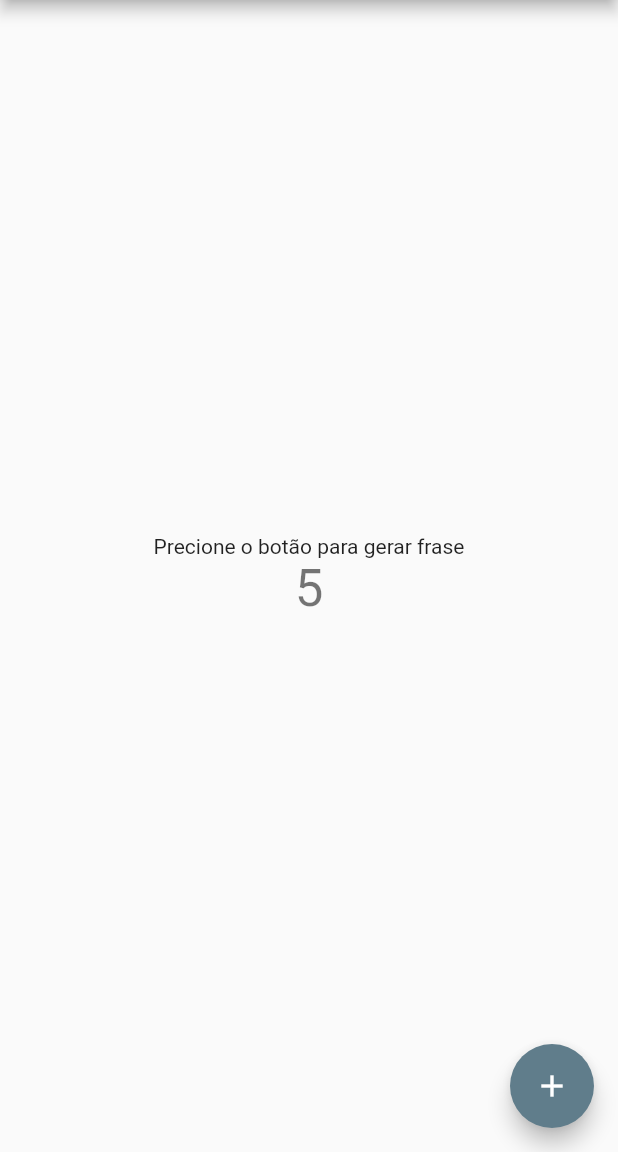
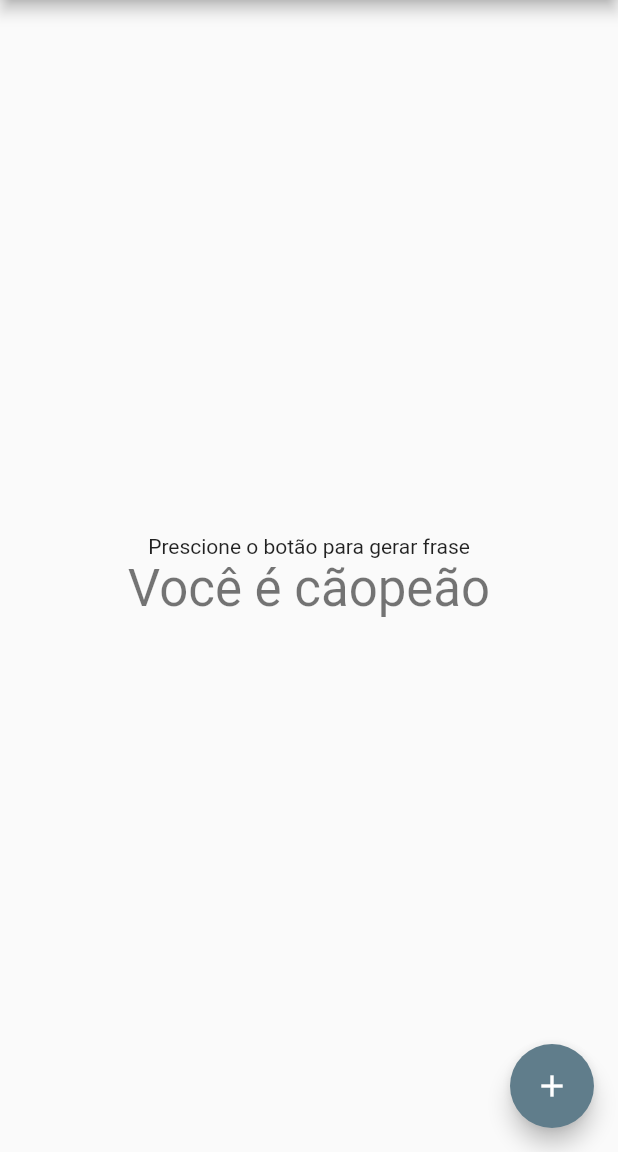
Before and after one commit to gabrielnetoc/primeiro_flutter, a Flutter app: the screen it shows after launch, after a tap on the "add" icon, on a phone screen of 412 x 824 dp, the part 84-1236 px from its top. Run offline on Flutter 3.47's test engine with Material 2 defaults, Android fonts, the phone set to English and light mode, and no system bars.

Commit message:
Implementação de frases aleatorias e finalização

```diff
--- a/lib/main.dart
+++ b/lib/main.dart
@@ -31,10 +31,16 @@ class MyHomePage extends StatefulWidget {
 
 class _MyHomePageState extends State<MyHomePage> {
   int _numeroAleatorio = 0;
+  List _frases = [
+    'Você é cãopeão',
+    'Não desista, amanhã tem mais',
+    'O ontem já passou, olhe o amanhã',
+    'Tambem não sei',
+  ];
 
   void _incrementCounter() {
     setState(() {
-      _numeroAleatorio = new Random().nextInt(11);
+      _numeroAleatorio = new Random().nextInt(4);
     });
   }
 
@@ -49,10 +55,10 @@ class _MyHomePageState extends State<MyHomePage> {
           mainAxisAlignment: MainAxisAlignment.center,
           children: <Widget>[
             Text(
-              'Precione o botão para gerar frase',
+              'Prescione o botão para gerar frase',
             ),
             Text(
-              '$_numeroAleatorio',
+              _frases[_numeroAleatorio],
               style: Theme.of(context).textTheme.headline4,
             ),
           ],
```
